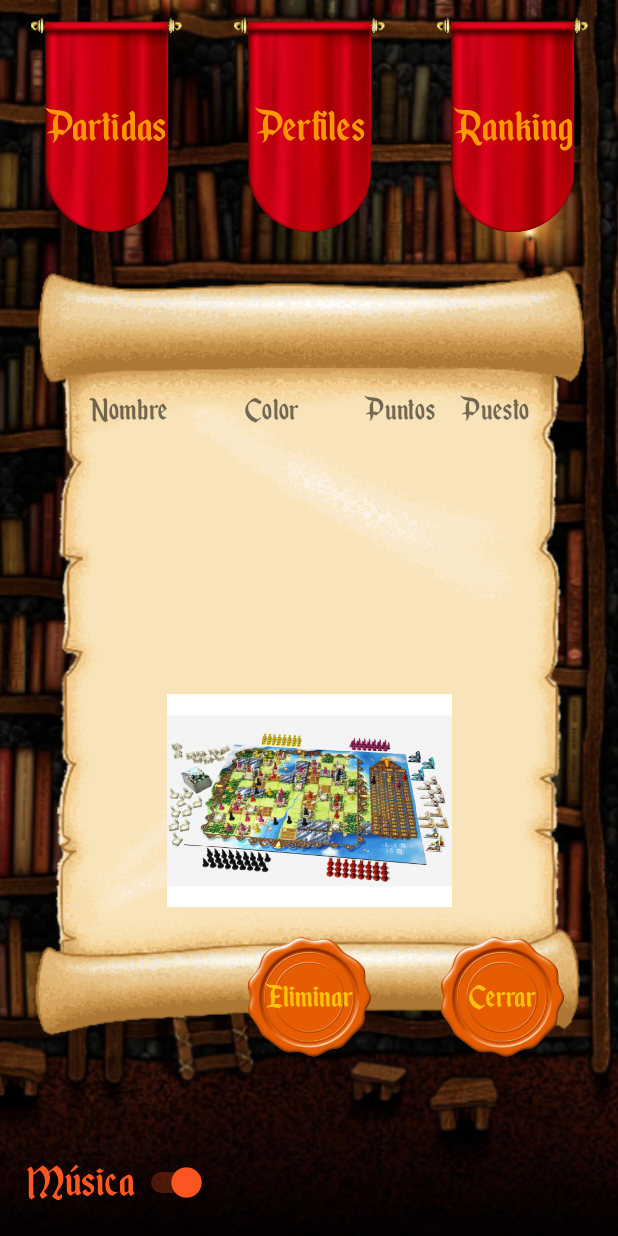
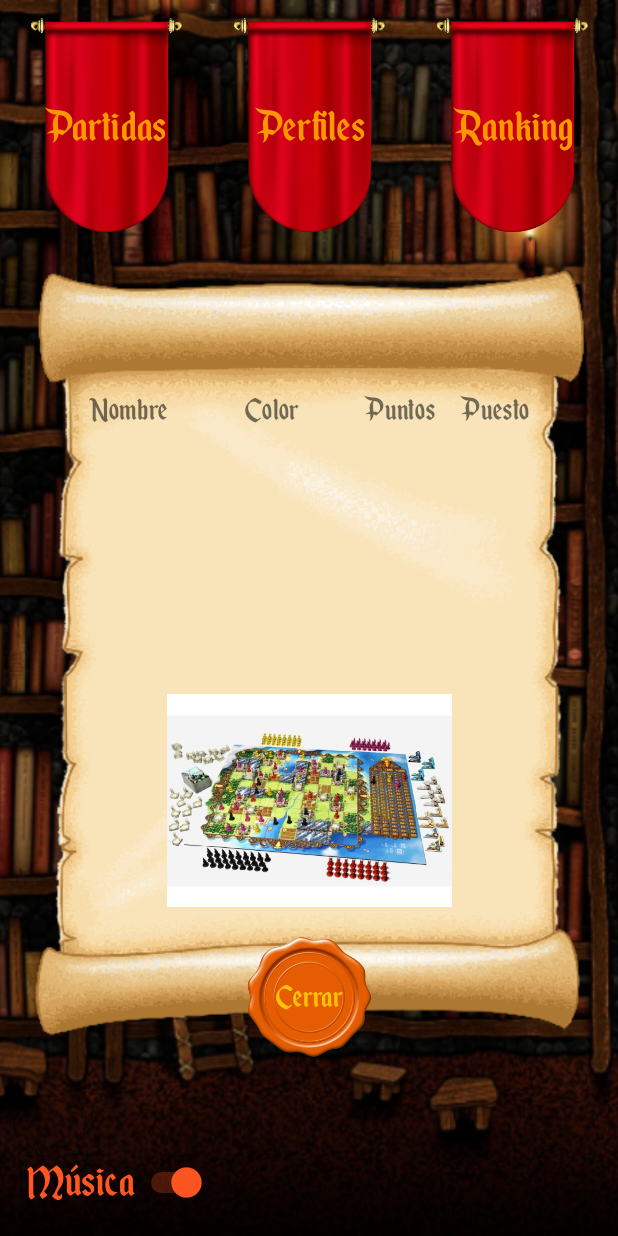
Before and after one commit to hidratarse/PROYECTO-BKD, an Android app: the DetallePartida screen opened directly, with no data from a screen before it, on a phone screen of 412 x 824 dp. Run offline under Robolectric (Android 15) with nearby library versions, the phone set to English and light mode, and no system bars; our stand-ins replace Firebase (no records; nobody signed in at launch, a user with empty details on screens opened directly); pictures from the network do not load; 12 statements that could not run were skipped.

Commit message:
quito eliminar partidas

```diff
--- a/app/src/main/java/com/example/proyecto_bkd/partida/verPartida/actividades/DetallePartida.java
+++ b/app/src/main/java/com/example/proyecto_bkd/partida/verPartida/actividades/DetallePartida.java
@@ -27,10 +27,10 @@ import com.google.firebase.auth.FirebaseAuth;
 import com.google.firebase.auth.FirebaseUser;
 
 public class DetallePartida extends AppCompatActivity {
-    TextView tCerrar,tFechaP,tJug1,tJug2,tJug3,tJug4,tColor1,tColor2,tColor3,tColor4, tEliminar;
+    TextView tCerrar,tFechaP,tJug1,tJug2,tJug3,tJug4,tColor1,tColor2,tColor3,tColor4;
     TextView tPtos1, tPtos2,tPtos3,tPtos4,tPosicion1,tPosicion2,tPosicion3,tPosicion4;
     Switch sMDetallePartida;
-    ImageButton bImgPartidas,bImgPerfiles,bImgRanking, imgEliminarPartida;
+    ImageButton bImgPartidas,bImgPerfiles,bImgRanking;
     ImageView imgFoto;
     PartidasViewModel vm;
     String idPartida;
@@ -61,8 +61,6 @@ public class DetallePartida extends AppCompatActivity {
         tPosicion2 = findViewById(R.id.tPoscion2);
         tPosicion3 = findViewById(R.id.tPoscion3);
         tPosicion4 = findViewById(R.id.tPoscion4);
-        tEliminar = findViewById(R.id.tEliminarFeudo);
-        imgEliminarPartida  = findViewById(R.id.imgEliminarPartida);
         FirebaseUser currentUser = FirebaseAuth.getInstance().getCurrentUser();
         String email = currentUser.getEmail();
 
@@ -71,16 +69,12 @@ public class DetallePartida extends AppCompatActivity {
 
         if (ResumenTurno.finPartida) {
             colocarDatos(ResumenTurno.partida);
-            tEliminar.setVisibility(View.INVISIBLE);
-            imgEliminarPartida.setVisibility(View.INVISIBLE);
         }else{
             idPartida = getIntent().getStringExtra("ID");
             vm.getPartida(idPartida);
             vm.getPartidaLivedata().observe(this, partidas -> {
                 colocarDatos(partidas);
             });
-            tEliminar.setVisibility(View.VISIBLE);
-            imgEliminarPartida.setVisibility(View.VISIBLE);
         }
         ResumenTurno.finPartida=false;
 
@@ -140,37 +134,6 @@ public class DetallePartida extends AppCompatActivity {
                 Intent intent = new Intent(DetallePartida.this, VerPartidas.class);
                 startActivity(intent);
                 finish();
-            }
-        });
-        tEliminar.setOnClickListener(new View.OnClickListener() {
-            @Override
-            public void onClick(View view) {
-                try{
-                    AlertDialog.Builder builder = new AlertDialog.Builder(DetallePartida.this);
-
-                    View confirmDialogView = getLayoutInflater().inflate(R.layout.confirm_dialog, null);
-                    builder.setView(confirmDialogView);
-
-                    TextView btnConfirmar = confirmDialogView.findViewById(R.id.tEliminarDialog);
-                    TextView btnCancelar = confirmDialogView.findViewById(R.id.tCancelarDialog);
-                    AlertDialog alertDialog = builder.create();
-                    alertDialog.getWindow().setBackgroundDrawableResource(android.R.color.transparent);
-                    btnConfirmar.setOnClickListener(v -> {
-                        vm.eliminarPartida(idPartida);
-                        alertDialog.dismiss();
-                        Intent intent = new Intent(DetallePartida.this, VerPartidas.class);
-                        startActivity(intent);
-                        finish();
-                    });
-
-                    btnCancelar.setOnClickListener(v -> {
-                        // cancelar
-                        alertDialog.dismiss();
-                    });
-                    alertDialog.show();
-                }catch (Exception e){
-
-                }
             }
         });
     }
--- a/app/src/main/res/layout/activity_detalle_partida.xml
+++ b/app/src/main/res/layout/activity_detalle_partida.xml
@@ -28,16 +28,6 @@
 
     <ImageButton
         android:id="@+id/imgCerrar"
-        android:layout_width="154dp"
-        android:layout_height="101dp"
-        android:backgroundTint="#00FFFFFF"
-        android:scaleType="centerInside"
-        app:layout_constraintEnd_toEndOf="parent"
-        app:layout_constraintTop_toTopOf="@+id/h8"
-        app:srcCompat="@drawable/sello1" />
-
-    <ImageButton
-        android:id="@+id/imgEliminarPartida"
         android:layout_width="154dp"
         android:layout_height="101dp"
         android:backgroundTint="#00FFFFFF"
@@ -176,20 +166,6 @@
         app:layout_constraintEnd_toEndOf="@+id/imgCerrar"
         app:layout_constraintStart_toStartOf="@+id/imgCerrar"
         app:layout_constraintTop_toTopOf="@+id/imgCerrar" />
-
-    <TextView
-        android:id="@+id/tEliminarFeudo"
-        android:layout_width="wrap_content"
-        android:layout_height="wrap_content"
-        android:clickable="true"
-        android:fontFamily="@font/enchanted_land"
-        android:text="@string/Eliminar"
-        android:textColor="#FFC107"
-        android:textSize="24sp"
-        app:layout_constraintBottom_toBottomOf="@+id/imgEliminarPartida"
-        app:layout_constraintEnd_toEndOf="@+id/imgCerrar"
-        app:layout_constraintStart_toStartOf="parent"
-        app:layout_constraintTop_toTopOf="@+id/imgEliminarPartida" />
 
     <TextView
         android:id="@+id/tFechaP"
```
Also changed, not shown: app/src/main/java/com/example/proyecto_bkd/partida/resumenturno/actividades/ResumenTurno.java (+7 -1 lines).
